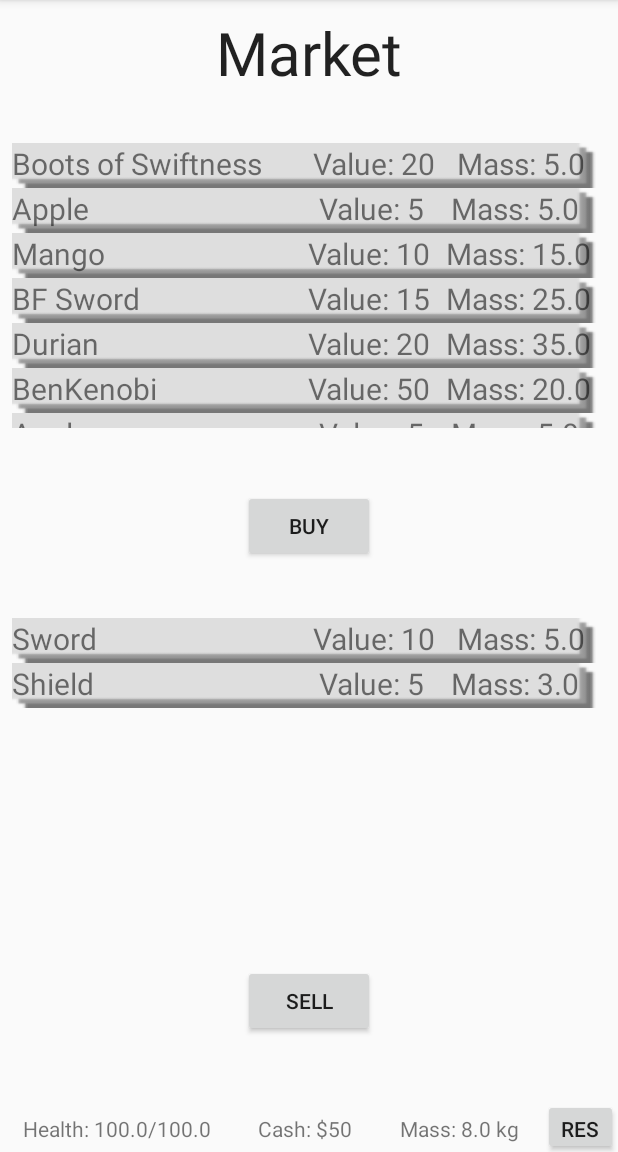
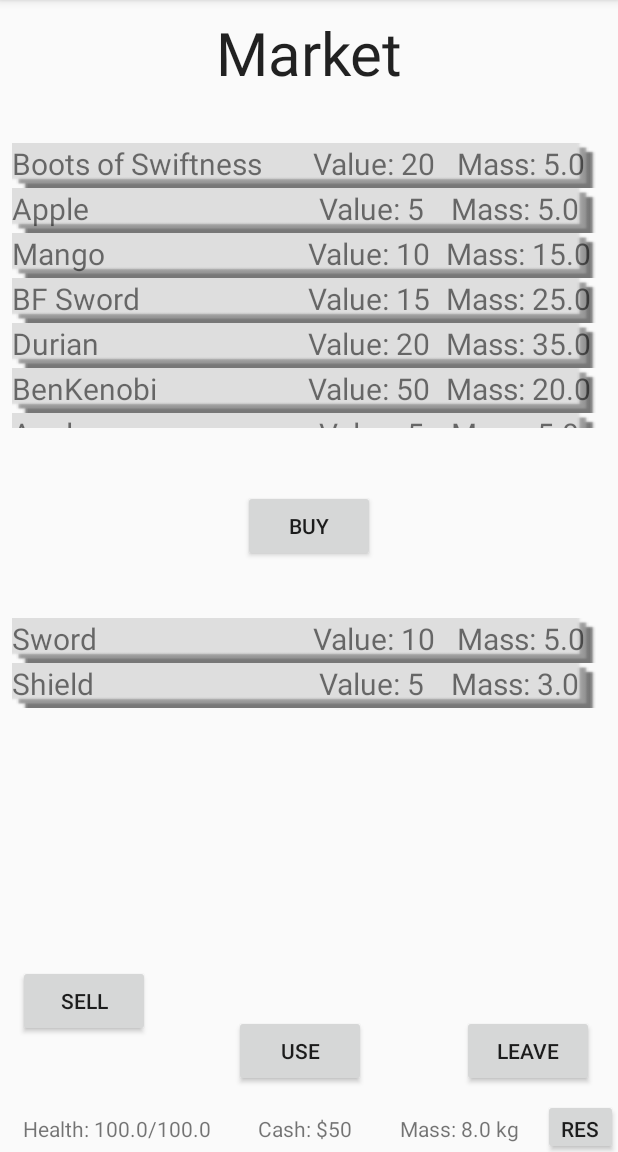
Before and after one commit to Naes0/MADAssignment, an Android app: the MarketActivity screen opened directly, with no data from a screen before it, on a phone screen of 412 x 824 dp, the part 84-1236 px from its top. Run offline under Robolectric (Android 15) with nearby library versions, the phone set to English and light mode, and no system bars.

Commit message:
edit buttons for market

```diff
--- a/app/src/main/java/com/naes0/madassignment/MarketActivity.java
+++ b/app/src/main/java/com/naes0/madassignment/MarketActivity.java
@@ -92,7 +92,7 @@ public class MarketActivity extends AppCompatActivity
                 if(sellItem != null)
                 {
                     player.removeEquipment(sellItem);
-                    player.addCash(sellItem.getValue());
+                    player.addCash( (int) ((double) sellItem.getValue()*0.75) );
                     currArea.addItem(sellItem);
                     ((SellListFragment) sellFrameFrag).update();
                     ((BuyListFragment) buyFrameFrag).update();
--- a/app/src/main/res/layout/activity_market.xml
+++ b/app/src/main/res/layout/activity_market.xml
@@ -89,12 +89,43 @@
         android:layout_gravity="center"
         android:layout_marginLeft="8dp"
         android:layout_marginTop="8dp"
-        android:layout_marginRight="8dp"
+        android:layout_marginEnd="56dp"
+        android:layout_marginRight="56dp"
         android:layout_marginBottom="8dp"
         android:text="Sell"
         app:layout_constraintBottom_toTopOf="@+id/statusbar"
+        app:layout_constraintEnd_toStartOf="@+id/button"
+        app:layout_constraintHorizontal_bias="0.026"
         app:layout_constraintLeft_toLeftOf="parent"
         app:layout_constraintRight_toRightOf="parent"
         app:layout_constraintTop_toBottomOf="@+id/sellframe" />
 
+    <Button
+        android:id="@+id/button"
+        android:layout_width="wrap_content"
+        android:layout_height="wrap_content"
+        android:layout_marginTop="8dp"
+        android:layout_marginEnd="64dp"
+        android:layout_marginRight="64dp"
+        android:layout_marginBottom="8dp"
+        android:text="use"
+        app:layout_constraintBottom_toTopOf="@+id/statusbar"
+        app:layout_constraintEnd_toStartOf="@+id/button2"
+        app:layout_constraintTop_toBottomOf="@+id/sellframe"
+        app:layout_constraintVertical_bias="1.0" />
+
+    <Button
+        android:id="@+id/button2"
+        android:layout_width="wrap_content"
+        android:layout_height="wrap_content"
+        android:layout_marginTop="8dp"
+        android:layout_marginEnd="16dp"
+        android:layout_marginRight="16dp"
+        android:layout_marginBottom="8dp"
+        android:text="leave"
+        app:layout_constraintBottom_toTopOf="@+id/statusbar"
+        app:layout_constraintEnd_toEndOf="parent"
+        app:layout_constraintTop_toBottomOf="@+id/sellframe"
+        app:layout_constraintVertical_bias="1.0" />
+
 </android.support.constraint.ConstraintLayout>
```
